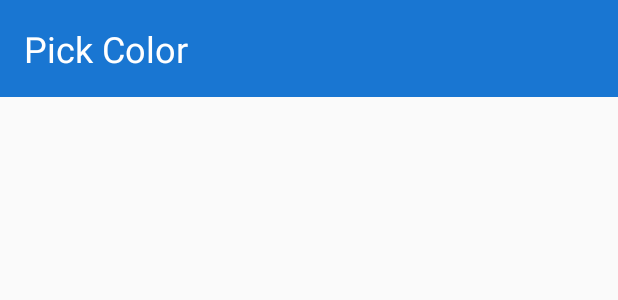
After one commit to gurleensethi/cyberoam-client, an Android app: the layout dialog_color_picker.xml on its own in the app's theme, with its tools: preview values and no code run, on a phone screen of 412 x 824 dp. The commit adds this screen. Shown: the top 300 px of the screen. Run offline under Robolectric (Android 15) with nearby library versions, the phone set to English and light mode, and no system bars.

Commit message:
#Add : ColorDialog and ColorRecyclerView Adapter

```diff
--- /dev/null
+++ b/app/src/main/res/drawable/color_circle.xml
@@ -0,0 +1,5 @@
+<?xml version="1.0" encoding="utf-8"?>
+<shape xmlns:android="http://schemas.android.com/apk/res/android"
+    android:shape="oval">
+    <solid android:color="@android:color/white" />
+</shape>
--- /dev/null
+++ b/app/src/main/res/layout/dialog_color_picker.xml
@@ -0,0 +1,24 @@
+<?xml version="1.0" encoding="utf-8"?>
+<LinearLayout xmlns:android="http://schemas.android.com/apk/res/android"
+    android:layout_width="match_parent"
+    android:layout_height="wrap_content"
+    android:gravity="center_horizontal"
+    android:orientation="vertical">
+
+    <TextView
+        android:layout_width="match_parent"
+        android:layout_height="wrap_content"
+        android:background="@color/colorPrimaryDark"
+        android:padding="16dp"
+        android:text="@string/pick_color"
+        android:textColor="@android:color/white"
+        android:textSize="24sp"/>
+
+    <android.support.v7.widget.RecyclerView
+        android:id="@+id/dialog_color_picker_recycler_view"
+        android:layout_width="match_parent"
+        android:layout_height="match_parent">
+
+    </android.support.v7.widget.RecyclerView>
+
+</LinearLayout>
--- a/app/src/main/res/values/strings.xml
+++ b/app/src/main/res/values/strings.xml
@@ -93,4 +93,5 @@
     <string name="all_logs_cleared">All Logs cleared successfully</string>
     <string name="change_theme_color">Change Theme Color</string>
     <string name="theme">Theme</string>
+    <string name="pick_color">Pick Color</string>
 </resources>
```
Also changed, not shown: app/src/main/java/app/com/thetechnocafe/cyberoamclient/Adapters/ColorPickerRecyclerAdapter.java (added, +66 -0 lines), app/src/main/java/app/com/thetechnocafe/cyberoamclient/Dialogs/ColorPickerDialog.java (added, +63 -0 lines), app/src/main/res/layout/item_color_picker.xml (added, +14 -0 lines).
